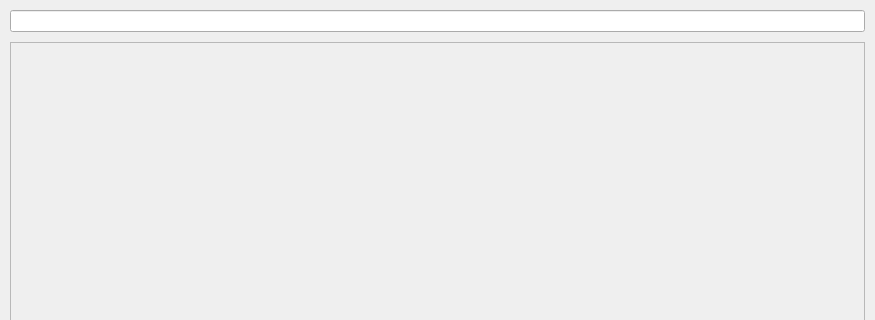
Old version of the form mainwindow.ui in the repository josephsurrey/Monster-Cards; both pictures show x 0 to 875 and y 0 to 320 of the 875 by 600 pixel window.
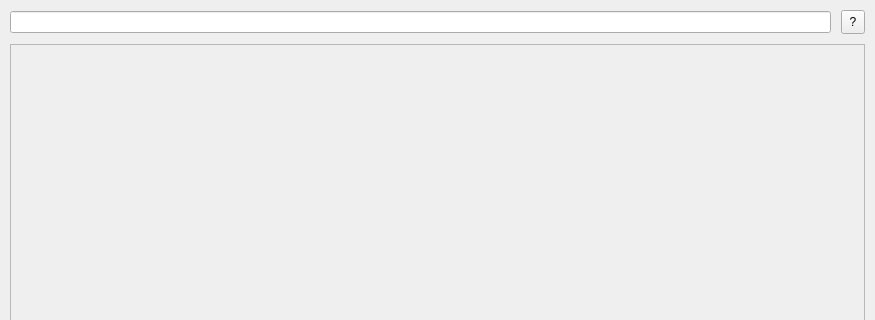
New version of the form. Icons and pictures are not drawn.

Commit message:
Help Button
Added a help button to the main ui
Connected it to the help function which currently does nothing

```diff
--- a/mainwindow.ui
+++ b/mainwindow.ui
@@ -31,7 +31,33 @@
      <number>10</number>
     </property>
     <item>
-     <widget class="QLineEdit" name="searchBar"/>
+     <layout class="QHBoxLayout" name="searchHelpLayout">
+      <item>
+       <widget class="QLineEdit" name="searchBar"/>
+      </item>
+      <item>
+       <widget class="QToolButton" name="helpButton">
+        <property name="minimumSize">
+         <size>
+          <width>24</width>
+          <height>24</height>
+         </size>
+        </property>
+        <property name="maximumSize">
+         <size>
+          <width>24</width>
+          <height>24</height>
+         </size>
+        </property>
+        <property name="text">
+         <string>?</string>
+        </property>
+        <property name="icon">
+         <iconset theme="system-help"/>
+        </property>
+       </widget>
+      </item>
+     </layout>
     </item>
     <item>
      <widget class="QScrollArea" name="cardScrollArea">
@@ -49,12 +75,12 @@
         <rect>
          <x>0</x>
          <y>0</y>
-         <width>778</width>
-         <height>508</height>
+         <width>853</width>
+         <height>506</height>
         </rect>
        </property>
        <property name="autoFillBackground">
-        <bool>false</bool>
+        <bool>true</bool>
        </property>
        <layout class="QGridLayout" name="scrollAreaGridLayout"/>
       </widget>
```
The commit also changes 1 other file.
